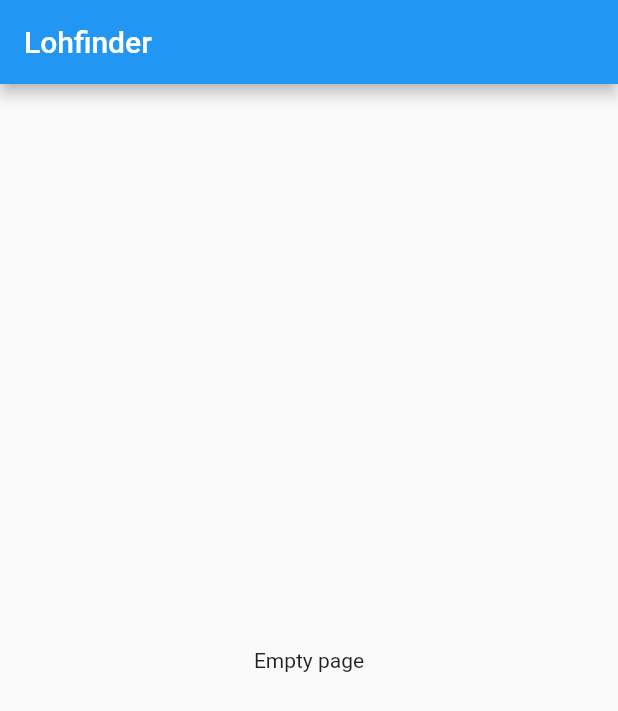
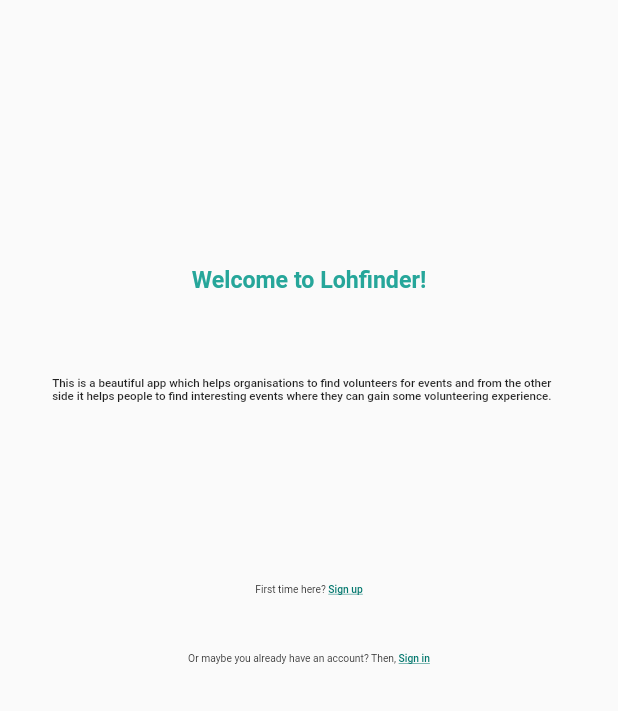
Before and after one commit to Lohyna-international/lohfinder-frontend, a Flutter app: the screen it shows after launch, on a phone screen of 412 x 824 dp. Shown: the top 711 px of the screen. Run offline on Flutter 3.47's test engine with Material 2 defaults, Android fonts, the phone set to English and light mode, and no system bars; our stand-ins replace flutter_screenutil.

Commit message:
[LFND-51] implements Welcome screen UI

```diff
--- a/lib/presentation/app.dart
+++ b/lib/presentation/app.dart
@@ -1,7 +1,8 @@
 import 'package:flutter/material.dart';
 import 'package:flutter_screenutil/flutter_screenutil.dart';
 
-import 'screens/home/home_screen.dart';
+import 'routes/route_generator.dart';
+import 'screens/welcome/welcome_screen.dart';
 import 'styles/design_config.dart';
 
 class App extends StatelessWidget {
@@ -12,7 +13,9 @@
         designSize: DesignConfig.size,
         builder: () => const MaterialApp(
           title: 'Lohfinder',
-          home: HomeScreen(title: 'Lohfinder'),
+          initialRoute: WelcomeScreen.route,
+          onGenerateRoute: RouteGenerator.generateRoute,
+          debugShowCheckedModeBanner: false,
         ),
       );
 }
--- /dev/null
+++ b/lib/presentation/routes/error_route.dart
@@ -0,0 +1,16 @@
+import 'package:flutter/material.dart';
+
+class ErrorRoute extends StatelessWidget {
+  const ErrorRoute({Key? key}) : super(key: key);
+
+  @override
+  Widget build(BuildContext context) => Scaffold(
+        appBar: AppBar(
+          backgroundColor: Colors.red,
+          title: const Text('Error'),
+        ),
+        body: const Center(
+          child: Text('Error'),
+        ),
+      );
+}
--- /dev/null
+++ b/lib/presentation/routes/route_generator.dart
@@ -0,0 +1,18 @@
+import 'package:flutter/material.dart';
+import 'package:lohfinder_frontend/presentation/screens/home/home_screen.dart';
+import 'package:lohfinder_frontend/presentation/screens/welcome/welcome_screen.dart';
+
+import 'error_route.dart';
+
+class RouteGenerator {
+  static Route<dynamic> generateRoute(RouteSettings settings) {
+    switch (settings.name) {
+      case HomeScreen.route:
+        return MaterialPageRoute(builder: (_) => const HomeScreen());
+      case WelcomeScreen.route:
+        return MaterialPageRoute(builder: (_) => const WelcomeScreen());
+      default:
+        return MaterialPageRoute(builder: (_) => const ErrorRoute());
+    }
+  }
+}
--- a/lib/presentation/screens/home/home_screen.dart
+++ b/lib/presentation/screens/home/home_screen.dart
@@ -1,9 +1,9 @@
 import 'package:flutter/material.dart';
 
 class HomeScreen extends StatefulWidget {
-  const HomeScreen({Key? key, required this.title}) : super(key: key);
+  static const String route = '/home';
 
-  final String title;
+  const HomeScreen({Key? key}) : super(key: key);
 
   @override
   State<HomeScreen> createState() => _HomeScreenState();
@@ -13,7 +13,7 @@
   @override
   Widget build(BuildContext context) => Scaffold(
         appBar: AppBar(
-          title: Text(widget.title),
+          title: const Text('Home'),
         ),
         body: const Center(
           child: Text('Empty page'),
--- /dev/null
+++ b/lib/presentation/screens/welcome/welcome_screen.dart
@@ -0,0 +1,87 @@
+import 'package:flutter/material.dart';
+import 'package:flutter_screenutil/flutter_screenutil.dart';
+import 'package:lohfinder_frontend/presentation/styles/lf_colors.dart';
+
+class WelcomeScreen extends StatelessWidget {
+  static const String route = '/';
+
+  const WelcomeScreen({Key? key}) : super(key: key);
+
+  @override
+  Widget build(BuildContext context) => Scaffold(
+        body: Padding(
+          padding: EdgeInsets.symmetric(horizontal: 162.w),
+          child: Column(
+            children: <Widget>[
+              SizedBox(height: 233.h),
+              _title(),
+              SizedBox(height: 72.h),
+              _appDescription(),
+              SizedBox(height: 158.h),
+              _accountText(
+                introText: 'First time here? ',
+                signText: 'Sign up',
+                onTap: () => _onSignUpTap(context),
+              ),
+              SizedBox(height: 50.h),
+              _accountText(
+                introText: 'Or maybe you already have an account? Then, ',
+                signText: 'Sign in',
+                onTap: _onSignInTap,
+              ),
+            ],
+          ),
+        ),
+      );
+
+  Widget _title() => Text(
+        'Welcome to Lohfinder!',
+        style: TextStyle(
+          color: LFColors.primary,
+          fontSize: 72.sp,
+          fontWeight: FontWeight.bold,
+        ),
+      );
+
+  Widget _appDescription() => Text(
+        'This is a beautiful app which helps organisations to find volunteers '
+        'for events and from the other side it helps people to find '
+        'interesting events where they can gain some volunteering '
+        'experience.',
+        style: TextStyle(
+          fontSize: 36.sp,
+          fontWeight: FontWeight.w500,
+        ),
+      );
+
+  Widget _accountText({
+    required String introText,
+    required String signText,
+    required void Function() onTap,
+  }) =>
+      Row(
+        mainAxisSize: MainAxisSize.min,
+        children: [
+          Text(introText, style: TextStyle(fontSize: 32.sp)),
+          InkWell(
+            onTap: onTap,
+            child: Text(
+              signText,
+              style: TextStyle(
+                fontSize: 32.sp,
+                color: LFColors.primaryDark,
+                fontWeight: FontWeight.w500,
+                decoration: TextDecoration.underline,
+              ),
+            ),
+            splashColor: Colors.transparent,
+            hoverColor: Colors.transparent,
+            highlightColor: Colors.transparent,
+          ),
+        ],
+      );
+
+  void _onSignUpTap(BuildContext context) {}
+
+  void _onSignInTap() {}
+}
```
Also changed, not shown: pubspec.yaml (+9 -0 lines), assets/fonts/Roboto-Bold.ttf (added), assets/fonts/Roboto-Medium.ttf (added), assets/fonts/Roboto-Regular.ttf (added).
